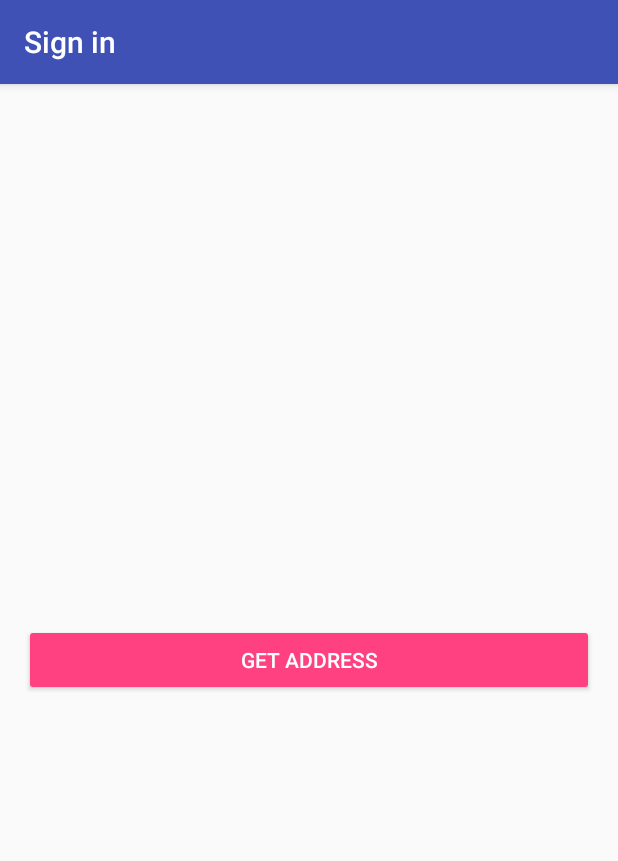
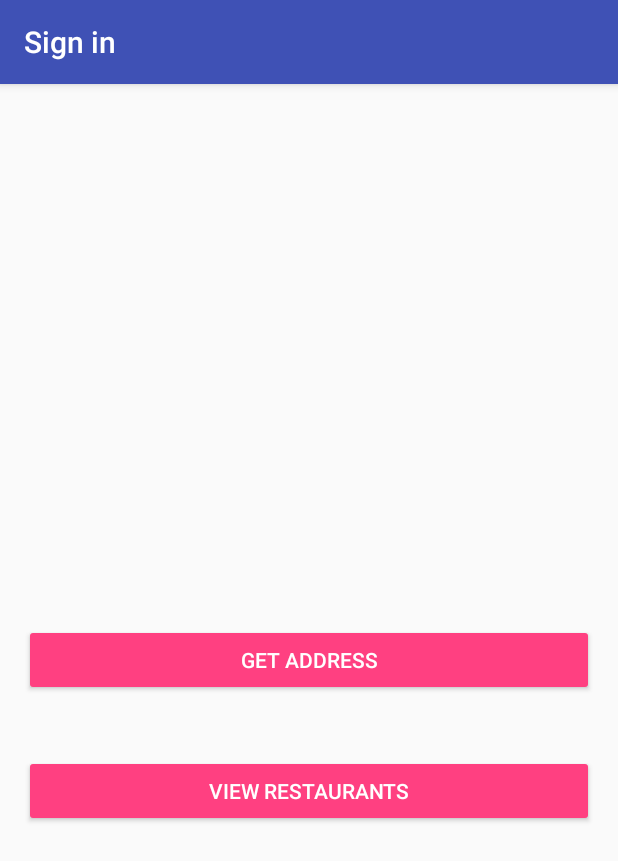
Before and after one commit to rezarajan/Mojo, an Android app: the location_find screen opened directly, with no data from a screen before it, on a phone screen of 412 x 824 dp. Shown: the top 861 px of the screen. Run offline under Robolectric (Android 15) with nearby library versions, the phone set to English and light mode, and no system bars.

Commit message:
Added a new Cards Screen template

```diff
--- a/app/build.gradle
+++ b/app/build.gradle
@@ -29,4 +29,5 @@ dependencies {
     compile 'com.android.support:design:25.3.1'
     compile 'com.android.support.constraint:constraint-layout:1.0.2'
     testCompile 'junit:junit:4.12'
+    compile 'com.android.support:cardview-v7:25.3.1'
 }
--- a/app/src/main/java/bluefirelabs/mojo/Restaurants_Cards.java
+++ b/app/src/main/java/bluefirelabs/mojo/Restaurants_Cards.java
@@ -12,7 +12,7 @@ public class Restaurants_Cards extends AppCompatActivity {
     @Override
     protected void onCreate(Bundle savedInstanceState) {
         super.onCreate(savedInstanceState);
-        setContentView(R.layout.activity_restaurants__cards);
+        setContentView(R.layout.card_view);
 
         restaurantHelper = new Restaurants_DatabaseAdapter(this);
     }
--- a/app/src/main/res/layout/getlocation_layout.xml
+++ b/app/src/main/res/layout/getlocation_layout.xml
@@ -19,6 +19,16 @@
         style="@style/Widget.AppCompat.Button.Colored"
     />
 
+    <Button
+        android:id="@+id/btnRestaurants"
+        android:layout_centerInParent="true"
+        android:layout_width="match_parent"
+        android:layout_height="wrap_content"
+        android:layout_below="@+id/txtAddress"
+        android:text="View Restaurants"
+        style="@style/Widget.AppCompat.Button.Colored"
+        />
+
     <TextView
         android:id="@+id/txtAddress"
         android:layout_marginTop="20dp"
```
Also changed, not shown: app/src/main/java/bluefirelabs/mojo/Find_Me.java (+13 -0 lines), app/src/main/res/layout/card_view.xml (added, +24 -0 lines).
